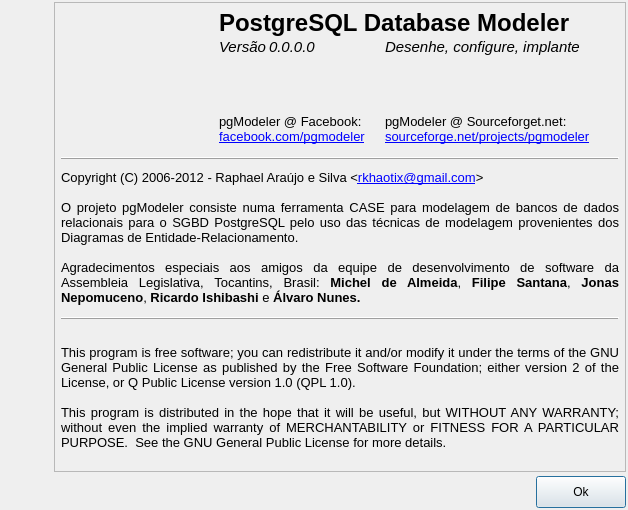
This is pgmodeler_ui/ui/formsobre.ui in erdincay/pgmodeler-old as Qt 5 draws it before an edit. The edited form follows.
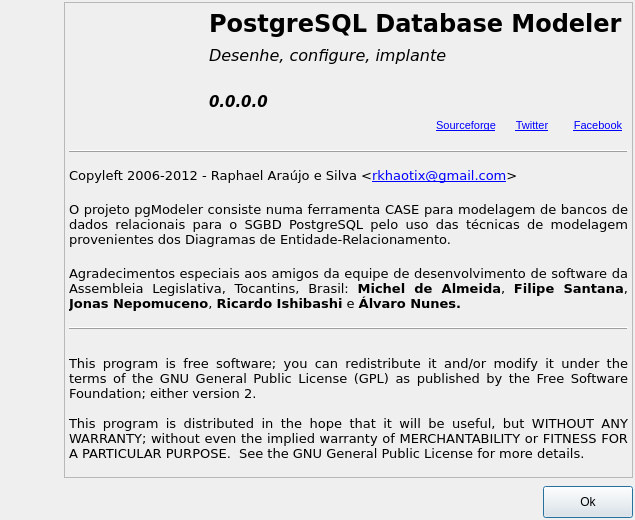
This is the edited form. Icons and pictures are not drawn.

Commit message: * Atualização dos cabeçalho dos *.h trocando o texto Copyright ... por Copyleft (deixando de acordo com a GPL)

What changed in the file:
```diff
--- a/pgmodeler_ui/ui/formsobre.ui
+++ b/pgmodeler_ui/ui/formsobre.ui
@@ -9,8 +9,8 @@
    <rect>
     <x>0</x>
     <y>0</y>
-    <width>628</width>
-    <height>510</height>
+    <width>635</width>
+    <height>520</height>
    </rect>
   </property>
   <property name="sizePolicy">
@@ -21,14 +21,14 @@
   </property>
   <property name="minimumSize">
    <size>
-    <width>0</width>
-    <height>510</height>
+    <width>635</width>
+    <height>520</height>
    </size>
   </property>
   <property name="maximumSize">
    <size>
-    <width>628</width>
-    <height>510</height>
+    <width>635</width>
+    <height>520</height>
    </size>
   </property>
   <property name="windowTitle">
@@ -45,7 +45,7 @@
    <property name="spacing">
     <number>4</number>
    </property>
-   <item row="0" column="0" rowspan="2">
+   <item row="0" column="0" rowspan="3">
     <widget class="QWidget" name="imgmeio_wgt" native="true">
      <property name="minimumSize">
       <size>
@@ -142,6 +142,49 @@
      </layout>
     </widget>
    </item>
+   <item row="2" column="1">
+    <layout class="QHBoxLayout" name="horizontalLayout">
+     <item>
+      <spacer>
+       <property name="orientation">
+        <enum>Qt::Horizontal</enum>
+       </property>
+       <property name="sizeHint" stdset="0">
+        <size>
+         <width>278</width>
+         <height>17</height>
+        </size>
+       </property>
+      </spacer>
+     </item>
+     <item>
+      <widget class="QPushButton" name="ok_btn">
+       <property name="minimumSize">
+        <size>
+         <width>90</width>
+         <height>32</height>
+        </size>
+       </property>
+       <property name="maximumSize">
+        <size>
+         <width>90</width>
+         <height>16777215</height>
+        </size>
+       </property>
+       <property name="text">
+        <string>Ok</string>
+       </property>
+       <property name="icon">
+        <iconset resource="../res/resources.qrc">
+         <normaloff>:/icones/icones/confirmar.png</normaloff>:/icones/icones/confirmar.png</iconset>
+       </property>
+       <property name="default">
+        <bool>true</bool>
+       </property>
+      </widget>
+     </item>
+    </layout>
+   </item>
    <item row="0" column="1">
     <widget class="QFrame" name="frame">
      <property name="sizePolicy">
@@ -156,14 +199,11 @@
      <property name="frameShadow">
       <enum>QFrame::Raised</enum>
      </property>
-     <layout class="QGridLayout" name="gridLayout_2">
+     <layout class="QGridLayout" name="gridLayout_4">
       <property name="margin">
-       <number>6</number>
+       <number>4</number>
       </property>
-      <property name="spacing">
-       <number>2</number>
-      </property>
-      <item row="0" column="0" rowspan="2">
+      <item row="0" column="0">
        <widget class="QLabel" name="label">
         <property name="sizePolicy">
          <sizepolicy hsizetype="Fixed" vsizetype="Fixed">
@@ -195,22 +235,9 @@
        </widget>
       </item>
       <item row="0" column="1">
-       <spacer name="horizontalSpacer_2">
-        <property name="orientation">
-         <enum>Qt::Horizontal</enum>
-        </property>
-        <property name="sizeHint" stdset="0">
-         <size>
-          <width>7</width>
-          <height>20</height>
-         </size>
-        </property>
-       </spacer>
-      </item>
-      <item row="0" column="2">
-       <layout class="QGridLayout" name="gridLayout">
-        <property name="spacing">
-         <number>0</number>
+       <layout class="QGridLayout" name="gridLayout_2">
+        <property name="leftMargin">
+         <number>6</number>
         </property>
         <item row="0" column="0" colspan="2">
          <widget class="QLabel" name="label_5">
@@ -222,6 +249,7 @@
           </property>
           <property name="font">
            <font>
+            <family>DejaVu Sans</family>
             <pointsize>18</pointsize>
             <weight>75</weight>
             <bold>true</bold>
@@ -232,96 +260,30 @@
           </property>
          </widget>
         </item>
-        <item row="1" column="0">
-         <layout class="QHBoxLayout" name="horizontalLayout_2">
-          <item>
-           <widget class="QLabel" name="label_24">
-            <property name="sizePolicy">
-             <sizepolicy hsizetype="Fixed" vsizetype="Fixed">
-              <horstretch>0</horstretch>
-              <verstretch>0</verstretch>
-             </sizepolicy>
-            </property>
-            <property name="minimumSize">
-             <size>
-              <width>50</width>
-              <height>0</height>
-             </size>
-            </property>
-            <property name="maximumSize">
-             <size>
-              <width>45</width>
-              <height>18</height>
-             </size>
-            </property>
-            <property name="font">
-             <font>
-              <pointsize>11</pointsize>
-              <italic>true</italic>
-             </font>
-            </property>
-            <property name="text">
-             <string>Versão</string>
-            </property>
-           </widget>
-          </item>
-          <item>
-           <widget class="QLabel" name="pgmodeler_ver_lbl">
-            <property name="sizePolicy">
-             <sizepolicy hsizetype="Fixed" vsizetype="Fixed">
-              <horstretch>0</horstretch>
-              <verstretch>0</verstretch>
-             </sizepolicy>
-            </property>
-            <property name="minimumSize">
-             <size>
-              <width>85</width>
-              <height>0</height>
-             </size>
-            </property>
-            <property name="maximumSize">
-             <size>
-              <width>16777215</width>
-              <height>18</height>
-             </size>
-            </property>
-            <property name="font">
-             <font>
-              <pointsize>11</pointsize>
-              <italic>true</italic>
-             </font>
-            </property>
-            <property name="text">
-             <string>0.0.0.0</string>
-            </property>
-           </widget>
-          </item>
-          <item>
-           <spacer name="horizontalSpacer_3">
-            <property name="orientation">
-             <enum>Qt::Horizontal</enum>
-            </property>
-            <property name="sizeHint" stdset="0">
-             <size>
-              <width>40</width>
-              <height>20</height>
-             </size>
-            </property>
-           </spacer>
-          </item>
-         </layout>
-        </item>
-        <item row="1" column="1">
+        <item row="1" column="0" colspan="2">
          <widget class="QLabel" name="label_9">
           <property name="sizePolicy">
-           <sizepolicy hsizetype="Fixed" vsizetype="Fixed">
+           <sizepolicy hsizetype="Expanding" vsizetype="Fixed">
             <horstretch>0</horstretch>
             <verstretch>0</verstretch>
            </sizepolicy>
           </property>
+          <property name="minimumSize">
+           <size>
+            <width>230</width>
+            <height>0</height>
+           </size>
+          </property>
+          <property name="maximumSize">
+           <size>
+            <width>16777215</width>
+            <height>16777215</height>
+           </size>
+          </property>
           <property name="font">
            <font>
-            <pointsize>11</pointsize>
+            <family>DejaVu Sans</family>
+            <pointsize>12</pointsize>
             <weight>50</weight>
             <italic>true</italic>
             <bold>false</bold>
@@ -332,60 +294,8 @@
           </property>
          </widget>
         </item>
-        <item row="2" column="0" colspan="2">
-         <spacer name="verticalSpacer_2">
-          <property name="orientation">
-           <enum>Qt::Vertical</enum>
-          </property>
-          <property name="sizeType">
-           <enum>QSizePolicy::Expanding</enum>
-          </property>
-          <property name="sizeHint" stdset="0">
-           <size>
-            <width>358</width>
-            <height>13</height>
-           </size>
-          </property>
-         </spacer>
-        </item>
-        <item row="3" column="0">
-         <widget class="QLabel" name="label_4">
-          <property name="sizePolicy">
-           <sizepolicy hsizetype="Expanding" vsizetype="Fixed">
-            <horstretch>0</horstretch>
-            <verstretch>0</verstretch>
-           </sizepolicy>
-          </property>
-          <property name="font">
-           <font>
-            <pointsize>10</pointsize>
-           </font>
-          </property>
-          <property name="text">
-           <string>pgModeler @ Facebook:</string>
-          </property>
-         </widget>
-        </item>
-        <item row="3" column="1">
-         <widget class="QLabel" name="label_7">
-          <property name="sizePolicy">
-           <sizepolicy hsizetype="Expanding" vsizetype="Fixed">
-            <horstretch>0</horstretch>
-            <verstretch>0</verstretch>
-           </sizepolicy>
-          </property>
-          <property name="font">
-           <font>
-            <pointsize>10</pointsize>
-           </font>
-          </property>
-          <property name="text">
-           <string>pgModeler @ Sourceforget.net:</string>
-          </property>
-         </widget>
-        </item>
-        <item row="4" column="0">
-         <widget class="QLabel" name="label_6">
+        <item row="2" column="0">
+         <widget class="QLabel" name="pgmodeler_ver_lbl">
           <property name="sizePolicy">
            <sizepolicy hsizetype="Expanding" vsizetype="Fixed">
             <horstretch>0</horstretch>
@@ -394,71 +304,272 @@
           </property>
           <property name="minimumSize">
            <size>
-            <width>166</width>
+            <width>60</width>
             <height>0</height>
            </size>
           </property>
+          <property name="maximumSize">
+           <size>
+            <width>16777215</width>
+            <height>18</height>
+           </size>
+          </property>
           <property name="font">
            <font>
-            <pointsize>10</pointsize>
+            <family>DejaVu Sans</family>
+            <pointsize>11</pointsize>
+            <weight>75</weight>
+            <italic>true</italic>
+            <bold>true</bold>
            </font>
           </property>
           <property name="text">
-           <string>&lt;!DOCTYPE HTML PUBLIC &quot;-//W3C//DTD HTML 4.0//EN&quot; &quot;http://www.w3.org/TR/REC-html40/strict.dtd&quot;&gt;
-&lt;html&gt;&lt;head&gt;&lt;meta name=&quot;qrichtext&quot; content=&quot;1&quot; /&gt;&lt;style type=&quot;text/css&quot;&gt;
-p, li { white-space: pre-wrap; }
-&lt;/style&gt;&lt;/head&gt;&lt;body style=&quot; font-family:'Tahoma'; font-size:10pt; font-weight:400; font-style:normal;&quot;&gt;
-&lt;p style=&quot; margin-top:0px; margin-bottom:0px; margin-left:0px; margin-right:0px; -qt-block-indent:0; text-indent:0px;&quot;&gt;&lt;a href=&quot;http://www.facebook.com/pgmodeler&quot;&gt;&lt;span style=&quot; text-decoration: underline; color:#0000ff;&quot;&gt;facebook.com/pgmodeler&lt;/span&gt;&lt;/a&gt;&lt;/p&gt;&lt;/body&gt;&lt;/html&gt;</string>
-          </property>
-          <property name="textFormat">
-           <enum>Qt::RichText</enum>
-          </property>
-          <property name="openExternalLinks">
-           <bool>true</bool>
+           <string>0.0.0.0</string>
           </property>
          </widget>
         </item>
-        <item row="4" column="1">
-         <widget class="QLabel" name="label_10">
-          <property name="sizePolicy">
-           <sizepolicy hsizetype="Expanding" vsizetype="Fixed">
-            <horstretch>0</horstretch>
-            <verstretch>0</verstretch>
-           </sizepolicy>
-          </property>
-          <property name="font">
-           <font>
-            <pointsize>10</pointsize>
-           </font>
-          </property>
-          <property name="text">
-           <string>&lt;!DOCTYPE HTML PUBLIC &quot;-//W3C//DTD HTML 4.0//EN&quot; &quot;http://www.w3.org/TR/REC-html40/strict.dtd&quot;&gt;
+        <item row="2" column="1">
+         <layout class="QHBoxLayout" name="horizontalLayout_2">
+          <item>
+           <layout class="QGridLayout" name="gridLayout">
+            <item row="0" column="0">
+             <widget class="QLabel" name="sourceforge_lbl">
+              <property name="sizePolicy">
+               <sizepolicy hsizetype="Fixed" vsizetype="Fixed">
+                <horstretch>0</horstretch>
+                <verstretch>0</verstretch>
+               </sizepolicy>
+              </property>
+              <property name="minimumSize">
+               <size>
+                <width>40</width>
+                <height>40</height>
+               </size>
+              </property>
+              <property name="maximumSize">
+               <size>
+                <width>100</width>
+                <height>40</height>
+               </size>
+              </property>
+              <property name="toolTip">
+               <string>http://sourceforge.net/projects/pgmodeler</string>
+              </property>
+              <property name="styleSheet">
+               <string notr="true"/>
+              </property>
+              <property name="text">
+               <string/>
+              </property>
+              <property name="textFormat">
+               <enum>Qt::PlainText</enum>
+              </property>
+              <property name="pixmap">
+               <pixmap resource="../res/resources.qrc">:/imagens/imagens/sourceforge.png</pixmap>
+              </property>
+              <property name="scaledContents">
+               <bool>false</bool>
+              </property>
+              <property name="alignment">
+               <set>Qt::AlignCenter</set>
+              </property>
+              <property name="openExternalLinks">
+               <bool>true</bool>
+              </property>
+             </widget>
+            </item>
+            <item row="0" column="1">
+             <widget class="QLabel" name="twitter_lbl">
+              <property name="sizePolicy">
+               <sizepolicy hsizetype="Fixed" vsizetype="Fixed">
+                <horstretch>0</horstretch>
+                <verstretch>0</verstretch>
+               </sizepolicy>
+              </property>
+              <property name="minimumSize">
+               <size>
+                <width>40</width>
+                <height>40</height>
+               </size>
+              </property>
+              <property name="maximumSize">
+               <size>
+                <width>100</width>
+                <height>40</height>
+               </size>
+              </property>
+              <property name="toolTip">
+               <string>http://twitter.com/pgmodeler</string>
+              </property>
+              <property name="text">
+               <string/>
+              </property>
+              <property name="pixmap">
+               <pixmap resource="../res/resources.qrc">:/imagens/imagens/twitter.png</pixmap>
+              </property>
+              <property name="scaledContents">
+               <bool>false</bool>
+              </property>
+              <property name="alignment">
+               <set>Qt::AlignCenter</set>
+              </property>
+             </widget>
+            </item>
+            <item row="0" column="2">
+             <widget class="QLabel" name="facebook_lbl">
+              <property name="sizePolicy">
+               <sizepolicy hsizetype="Fixed" vsizetype="Fixed">
+                <horstretch>0</horstretch>
+                <verstretch>0</verstretch>
+               </sizepolicy>
+              </property>
+              <property name="minimumSize">
+               <size>
+                <width>40</width>
+                <height>40</height>
+               </size>
+              </property>
+              <property name="maximumSize">
+               <size>
+                <width>100</width>
+                <height>40</height>
+               </size>
+              </property>
+              <property name="toolTip">
+               <string>http://facebook.com/pgmodeler</string>
+              </property>
+              <property name="text">
+               <string/>
+              </property>
+              <property name="pixmap">
+               <pixmap resource="../res/resources.qrc">:/imagens/imagens/facebook.png</pixmap>
+              </property>
+              <property name="scaledContents">
+               <bool>false</bool>
+              </property>
+              <property name="alignment">
+               <set>Qt::AlignCenter</set>
+              </property>
+             </widget>
+            </item>
+            <item row="1" column="2">
+             <widget class="QLabel" name="label_7">
+              <property name="sizePolicy">
+               <sizepolicy hsizetype="Fixed" vsizetype="Preferred">
+                <horstretch>0</horstretch>
+                <verstretch>0</verstretch>
+               </sizepolicy>
+              </property>
+              <property name="minimumSize">
+               <size>
+                <width>60</width>
+                <height>0</height>
+               </size>
+              </property>
+              <property name="font">
+               <font>
+                <pointsize>8</pointsize>
+               </font>
+              </property>
+              <property name="text">
+               <string>&lt;!DOCTYPE HTML PUBLIC &quot;-//W3C//DTD HTML 4.0//EN&quot; &quot;http://www.w3.org/TR/REC-html40/strict.dtd&quot;&gt;
 &lt;html&gt;&lt;head&gt;&lt;meta name=&quot;qrichtext&quot; content=&quot;1&quot; /&gt;&lt;style type=&quot;text/css&quot;&gt;
 p, li { white-space: pre-wrap; }
-&lt;/style&gt;&lt;/head&gt;&lt;body style=&quot; font-family:'Tahoma'; font-size:10pt; font-weight:400; font-style:normal;&quot;&gt;
-&lt;p style=&quot; margin-top:0px; margin-bottom:0px; margin-left:0px; margin-right:0px; -qt-block-indent:0; text-indent:0px;&quot;&gt;&lt;a href=&quot;http://sourceforge.net/projects/pgmodeler&quot;&gt;&lt;span style=&quot; text-decoration: underline; color:#0000ff;&quot;&gt;sourceforge.net/projects/pgmodeler&lt;/span&gt;&lt;/a&gt;&lt;/p&gt;&lt;/body&gt;&lt;/html&gt;</string>
-          </property>
-          <property name="openExternalLinks">
-           <bool>true</bool>
-          </property>
-         </widget>
+&lt;/style&gt;&lt;/head&gt;&lt;body style=&quot; font-family:'Tahoma'; font-size:8pt; font-weight:400; font-style:normal;&quot;&gt;
+&lt;p style=&quot; margin-top:0px; margin-bottom:0px; margin-left:0px; margin-right:0px; -qt-block-indent:0; text-indent:0px;&quot;&gt;&lt;a href=&quot;http://facebook.com/pgmodeler&quot;&gt;&lt;span style=&quot; text-decoration: underline; color:#0000ff;&quot;&gt;Facebook&lt;/span&gt;&lt;/a&gt;&lt;/p&gt;&lt;/body&gt;&lt;/html&gt;</string>
+              </property>
+              <property name="alignment">
+               <set>Qt::AlignCenter</set>
+              </property>
+              <property name="openExternalLinks">
+               <bool>true</bool>
+              </property>
+              <property name="textInteractionFlags">
+               <set>Qt::LinksAccessibleByMouse</set>
+              </property>
+             </widget>
+            </item>
+            <item row="1" column="1">
+             <widget class="QLabel" name="label_6">
+              <property name="sizePolicy">
+               <sizepolicy hsizetype="Fixed" vsizetype="Preferred">
+                <horstretch>0</horstretch>
+                <verstretch>0</verstretch>
+               </sizepolicy>
+              </property>
+              <property name="minimumSize">
+               <size>
+                <width>60</width>
+                <height>0</height>
+               </size>
+              </property>
+              <property name="font">
+               <font>
+                <pointsize>8</pointsize>
+               </font>
+              </property>
+              <property name="text">
+               <string>&lt;!DOCTYPE HTML PUBLIC &quot;-//W3C//DTD HTML 4.0//EN&quot; &quot;http://www.w3.org/TR/REC-html40/strict.dtd&quot;&gt;
+&lt;html&gt;&lt;head&gt;&lt;meta name=&quot;qrichtext&quot; content=&quot;1&quot; /&gt;&lt;style type=&quot;text/css&quot;&gt;
+p, li { white-space: pre-wrap; }
+&lt;/style&gt;&lt;/head&gt;&lt;body style=&quot; font-family:'Tahoma'; font-size:8pt; font-weight:400; font-style:normal;&quot;&gt;
+&lt;p style=&quot; margin-top:0px; margin-bottom:0px; margin-left:0px; margin-right:0px; -qt-block-indent:0; text-indent:0px;&quot;&gt;&lt;a href=&quot;http://twitter.com/pgmodeler&quot;&gt;&lt;span style=&quot; text-decoration: underline; color:#0000ff;&quot;&gt;Twitter&lt;/span&gt;&lt;/a&gt;&lt;/p&gt;&lt;/body&gt;&lt;/html&gt;</string>
+              </property>
+              <property name="alignment">
+               <set>Qt::AlignCenter</set>
+              </property>
+              <property name="openExternalLinks">
+               <bool>true</bool>
+              </property>
+              <property name="textInteractionFlags">
+               <set>Qt::LinksAccessibleByMouse</set>
+              </property>
+             </widget>
+            </item>
+            <item row="1" column="0">
+             <widget class="QLabel" name="label_4">
+              <property name="sizePolicy">
+               <sizepolicy hsizetype="Fixed" vsizetype="Preferred">
+                <horstretch>0</horstretch>
+                <verstretch>0</verstretch>
+               </sizepolicy>
+              </property>
+              <property name="minimumSize">
+               <size>
+                <width>60</width>
+                <height>0</height>
+               </size>
+              </property>
+              <property name="font">
+               <font>
+                <pointsize>8</pointsize>
+               </font>
+              </property>
+              <property name="text">
+               <string>&lt;!DOCTYPE HTML PUBLIC &quot;-//W3C//DTD HTML 4.0//EN&quot; &quot;http://www.w3.org/TR/REC-html40/strict.dtd&quot;&gt;
+&lt;html&gt;&lt;head&gt;&lt;meta name=&quot;qrichtext&quot; content=&quot;1&quot; /&gt;&lt;style type=&quot;text/css&quot;&gt;
+p, li { white-space: pre-wrap; }
+&lt;/style&gt;&lt;/head&gt;&lt;body style=&quot; font-family:'Tahoma'; font-size:10.5pt; font-weight:400; font-style:normal;&quot;&gt;
+&lt;p style=&quot; margin-top:0px; margin-bottom:0px; margin-left:0px; margin-right:0px; -qt-block-indent:0; text-indent:0px;&quot;&gt;&lt;a href=&quot;http://sourceforge.net/projects/pgmodeler&quot;&gt;&lt;span style=&quot; font-size:8pt; text-decoration: underline; color:#0000ff;&quot;&gt;Sourceforge&lt;/span&gt;&lt;/a&gt;&lt;/p&gt;&lt;/body&gt;&lt;/html&gt;</string>
+              </property>
+              <property name="alignment">
+               <set>Qt::AlignCenter</set>
+              </property>
+              <property name="openExternalLinks">
+               <bool>true</bool>
+              </property>
+              <property name="textInteractionFlags">
+               <set>Qt::LinksAccessibleByMouse</set>
+              </property>
+             </widget>
+            </item>
+           </layout>
+          </item>
+         </layout>
         </item>
        </layout>
       </item>
-      <item row="0" column="3">
-       <spacer name="horizontalSpacer">
-        <property name="orientation">
-         <enum>Qt::Horizontal</enum>
-        </property>
-        <property name="sizeHint" stdset="0">
-         <size>
-          <width>12</width>
-          <height>20</height>
-         </size>
-        </property>
-       </spacer>
-      </item>
-      <item row="2" column="0" colspan="4">
+      <item row="1" column="0" colspan="2">
        <widget class="QFrame" name="frame_2">
         <property name="sizePolicy">
          <sizepolicy hsizetype="Minimum" vsizetype="Preferred">
@@ -480,7 +591,7 @@
         </property>
        </widget>
       </item>
-      <item row="3" column="0" colspan="4">
+      <item row="2" column="0" colspan="2">
        <widget class="QLabel" name="label_20">
         <property name="sizePolicy">
          <sizepolicy hsizetype="Expanding" vsizetype="Expanding">
@@ -496,6 +607,7 @@
         </property>
         <property name="font">
          <font>
+          <family>DejaVu Sans</family>
           <pointsize>10</pointsize>
          </font>
         </property>
@@ -503,12 +615,12 @@
          <string>&lt;!DOCTYPE HTML PUBLIC &quot;-//W3C//DTD HTML 4.0//EN&quot; &quot;http://www.w3.org/TR/REC-html40/strict.dtd&quot;&gt;
 &lt;html&gt;&lt;head&gt;&lt;meta name=&quot;qrichtext&quot; content=&quot;1&quot; /&gt;&lt;style type=&quot;text/css&quot;&gt;
 p, li { white-space: pre-wrap; }
-&lt;/style&gt;&lt;/head&gt;&lt;body style=&quot; font-family:'Tahoma'; font-size:10pt; font-weight:400; font-style:normal;&quot;&gt;
-&lt;p style=&quot; margin-top:0px; margin-bottom:0px; margin-left:0px; margin-right:0px; -qt-block-indent:0; text-indent:0px;&quot;&gt;Copyright (C) 2006-2012 - Raphael Araújo e Silva &amp;lt;&lt;a href=&quot;rkhaotix@gmail.com&quot;&gt;&lt;span style=&quot; text-decoration: underline; color:#0000ff;&quot;&gt;rkhaotix@gmail.com&lt;/span&gt;&lt;/a&gt;&amp;gt;&lt;/p&gt;
-&lt;p style=&quot;-qt-paragraph-type:empty; margin-top:0px; margin-bottom:0px; margin-left:0px; margin-right:0px; -qt-block-indent:0; text-indent:0px;&quot;&gt;&lt;/p&gt;
-&lt;p style=&quot; margin-top:0px; margin-bottom:0px; margin-left:0px; margin-right:0px; -qt-block-indent:0; text-indent:0px;&quot;&gt;O projeto pgModeler consiste numa ferramenta CASE para modelagem de bancos de dados relacionais para o SGBD PostgreSQL pelo uso das técnicas de modelagem provenientes dos Diagramas de Entidade-Relacionamento.&lt;/p&gt;
-&lt;p style=&quot;-qt-paragraph-type:empty; margin-top:0px; margin-bottom:0px; margin-left:0px; margin-right:0px; -qt-block-indent:0; text-indent:0px;&quot;&gt;&lt;/p&gt;
-&lt;p style=&quot; margin-top:0px; margin-bottom:0px; margin-left:0px; margin-right:0px; -qt-block-indent:0; text-indent:0px;&quot;&gt;Agradecimentos especiais aos amigos da equipe de desenvolvimento de software da Assembleia Legislativa, Tocantins, Brasil: &lt;span style=&quot; font-weight:600;&quot;&gt;Michel de Almeida&lt;/span&gt;, &lt;span style=&quot; font-weight:600;&quot;&gt;Filipe Santana&lt;/span&gt;, &lt;span style=&quot; font-weight:600;&quot;&gt;Jonas Nepomuceno&lt;/span&gt;, &lt;span style=&quot; font-weight:600;&quot;&gt;Ricardo Ishibashi&lt;/span&gt; e &lt;span style=&quot; font-weight:600;&quot;&gt;Álvaro Nunes.&lt;/span&gt;&lt;/p&gt;&lt;/body&gt;&lt;/html&gt;</string>
+&lt;/style&gt;&lt;/head&gt;&lt;body style=&quot; font-family:'DejaVu Sans'; font-size:10pt; font-weight:400; font-style:normal;&quot;&gt;
+&lt;p style=&quot; margin-top:0px; margin-bottom:0px; margin-left:0px; margin-right:0px; -qt-block-indent:0; text-indent:0px;&quot;&gt;&lt;span style=&quot; font-family:'Tahoma';&quot;&gt;Copyleft 2006-2012 - Raphael Araújo e Silva &amp;lt;&lt;/span&gt;&lt;a href=&quot;rkhaotix@gmail.com&quot;&gt;&lt;span style=&quot; font-family:'Tahoma'; text-decoration: underline; color:#0000ff;&quot;&gt;rkhaotix@gmail.com&lt;/span&gt;&lt;/a&gt;&lt;span style=&quot; font-family:'Tahoma';&quot;&gt;&amp;gt;&lt;/span&gt;&lt;/p&gt;
+&lt;p style=&quot;-qt-paragraph-type:empty; margin-top:0px; margin-bottom:0px; margin-left:0px; margin-right:0px; -qt-block-indent:0; text-indent:0px; font-family:'Tahoma';&quot;&gt;&lt;/p&gt;
+&lt;p style=&quot; margin-top:0px; margin-bottom:0px; margin-left:0px; margin-right:0px; -qt-block-indent:0; text-indent:0px;&quot;&gt;&lt;span style=&quot; font-family:'Tahoma';&quot;&gt;O projeto pgModeler consiste numa ferramenta CASE para modelagem de bancos de dados relacionais para o SGBD PostgreSQL pelo uso das técnicas de modelagem provenientes dos Diagramas de Entidade-Relacionamento.&lt;/span&gt;&lt;/p&gt;
+&lt;p style=&quot;-qt-paragraph-type:empty; margin-top:0px; margin-bottom:0px; margin-left:0px; margin-right:0px; -qt-block-indent:0; text-indent:0px; font-family:'Tahoma';&quot;&gt;&lt;/p&gt;
+&lt;p style=&quot; margin-top:0px; margin-bottom:0px; margin-left:0px; margin-right:0px; -qt-block-indent:0; text-indent:0px;&quot;&gt;&lt;span style=&quot; font-family:'Tahoma';&quot;&gt;Agradecimentos especiais aos amigos da equipe de desenvolvimento de software da Assembleia Legislativa, Tocantins, Brasil: &lt;/span&gt;&lt;span style=&quot; font-family:'Tahoma'; font-weight:600;&quot;&gt;Michel de Almeida&lt;/span&gt;&lt;span style=&quot; font-family:'Tahoma';&quot;&gt;, &lt;/span&gt;&lt;span style=&quot; font-family:'Tahoma'; font-weight:600;&quot;&gt;Filipe Santana&lt;/span&gt;&lt;span style=&quot; font-family:'Tahoma';&quot;&gt;, &lt;/span&gt;&lt;span style=&quot; font-family:'Tahoma'; font-weight:600;&quot;&gt;Jonas Nepomuceno&lt;/span&gt;&lt;span style=&quot; font-family:'Tahoma';&quot;&gt;, &lt;/span&gt;&lt;span style=&quot; font-family:'Tahoma'; font-weight:600;&quot;&gt;Ricardo Ishibashi&lt;/span&gt;&lt;span style=&quot; font-family:'Tahoma';&quot;&gt; e &lt;/span&gt;&lt;span style=&quot; font-family:'Tahoma'; font-weight:600;&quot;&gt;Álvaro Nunes.&lt;/span&gt;&lt;/p&gt;&lt;/body&gt;&lt;/html&gt;</string>
         </property>
         <property name="textFormat">
          <enum>Qt::RichText</enum>
@@ -521,7 +633,7 @@
         </property>
        </widget>
       </item>
-      <item row="4" column="0" colspan="4">
+      <item row="3" column="0" colspan="2">
        <widget class="QFrame" name="frame_3">
         <property name="sizePolicy">
          <sizepolicy hsizetype="Minimum" vsizetype="Preferred">
@@ -543,7 +655,7 @@
         </property>
        </widget>
       </item>
-      <item row="5" column="0" colspan="4">
+      <item row="4" column="0" colspan="2">
        <widget class="QLabel" name="label_8">
         <property name="sizePolicy">
          <sizepolicy hsizetype="Expanding" vsizetype="Expanding">
@@ -559,11 +671,15 @@
         </property>
         <property name="font">
          <font>
+          <family>DejaVu Sans</family>
           <pointsize>10</pointsize>
          </font>
         </property>
+        <property name="frameShadow">
+         <enum>QFrame::Sunken</enum>
+        </property>
         <property name="text">
-         <string>This program is free software; you can redistribute it and/or modify it under the terms of the GNU General Public License as published by the Free Software Foundation; either version 2 of the License, or Q Public License version 1.0 (QPL 1.0).
+         <string>This program is free software; you can redistribute it and/or modify it under the terms of the GNU General Public License (GPL) as published by the Free Software Foundation; either version 2.
 
 This program is distributed in the hope that it will be useful, but WITHOUT ANY WARRANTY; without even the implied warranty of MERCHANTABILITY or FITNESS FOR A PARTICULAR PURPOSE.  See the GNU General Public License for more details.</string>
         </property>
@@ -584,49 +700,6 @@
      </layout>
     </widget>
    </item>
-   <item row="1" column="1">
-    <layout class="QHBoxLayout" name="horizontalLayout">
-     <item>
-      <spacer>
-       <property name="orientation">
-        <enum>Qt::Horizontal</enum>
-       </property>
-       <property name="sizeHint" stdset="0">
-        <size>
-         <width>278</width>
-         <height>17</height>
-        </size>
-       </property>
-      </spacer>
-     </item>
-     <item>
-      <widget class="QPushButton" name="ok_btn">
-       <property name="minimumSize">
-        <size>
-         <width>90</width>
-         <height>32</height>
-        </size>
-       </property>
-       <property name="maximumSize">
-        <size>
-         <width>90</width>
-         <height>16777215</height>
-        </size>
-       </property>
-       <property name="text">
-        <string>Ok</string>
-       </property>
-       <property name="icon">
-        <iconset resource="../res/resources.qrc">
-         <normaloff>:/icones/icones/confirmar.png</normaloff>:/icones/icones/confirmar.png</iconset>
-       </property>
-       <property name="default">
-        <bool>true</bool>
-       </property>
-      </widget>
-     </item>
-    </layout>
-   </item>
   </layout>
  </widget>
  <resources>
```
The commit also changes 103 other files.
